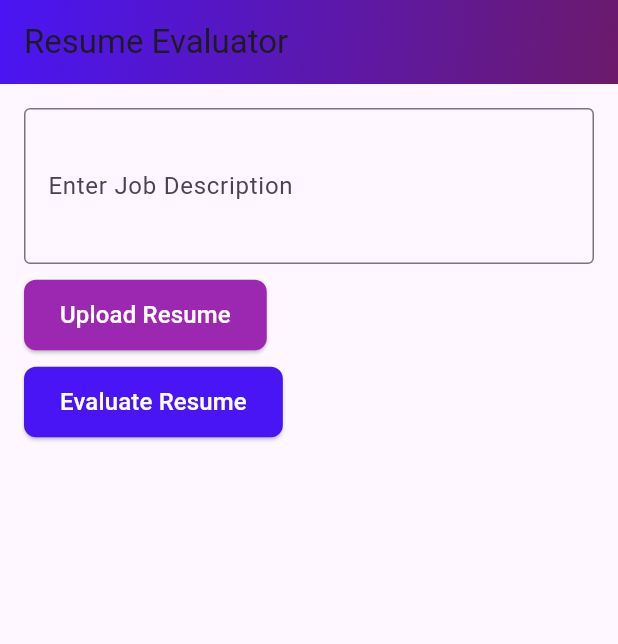
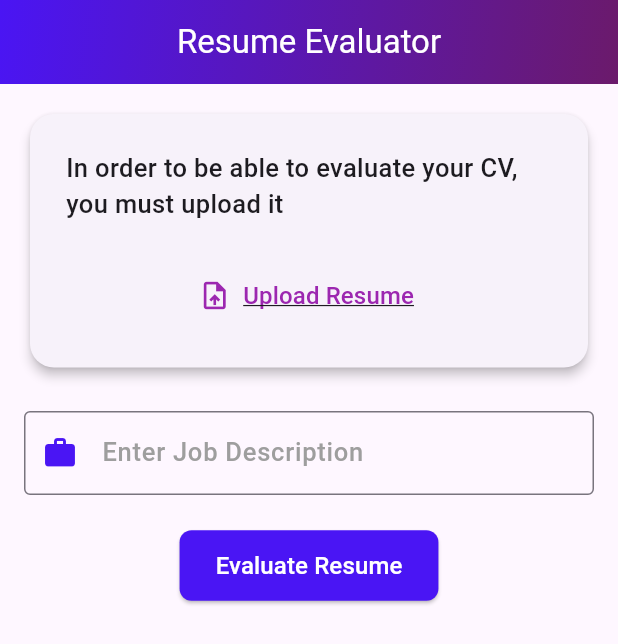
Before and after one commit to Sedraalsabagh/salamhack, a Flutter app: the ResumeEvaluatorApp screen opened directly, after a tap on "Upload Resume", on a phone screen of 412 x 824 dp. Shown: the top 644 px of the screen. Run offline on Flutter 3.47's test engine with Material 3 defaults, Android fonts, the light colour scheme and no system bars; our stand-ins replace animate_do, bloc, dio, equatable, file_picker, flutter_bloc and 2 more.

Commit message:
edit evaluate

```diff
--- /dev/null
+++ b/lib/business_logic/cubit/evaluations_state.dart
@@ -0,0 +1,27 @@
+import 'package:equatable/equatable.dart';
+import 'package:devloper_app/data/models/evaluation.dart';
+
+abstract class ResumeState extends Equatable {
+  @override
+  List<Object> get props => [];
+}
+
+class ResumeInitial extends ResumeState {}
+
+class ResumeLoading extends ResumeState {}
+
+class ResumeLoaded extends ResumeState {
+  final ResumeEvaluationResult result;
+  ResumeLoaded(this.result);
+
+  @override
+  List<Object> get props => [result];
+}
+
+class ResumeError extends ResumeState {
+  final String message;
+  ResumeError(this.message);
+
+  @override
+  List<Object> get props => [message];
+}
--- /dev/null
+++ b/lib/data/models/evaluation.dart
@@ -0,0 +1,19 @@
+class ResumeEvaluationResult {
+  final double matchPercentage;
+  final List<String> missingKeywords;
+  final String improvementTips;
+
+  ResumeEvaluationResult({
+    required this.matchPercentage,
+    required this.missingKeywords,
+    required this.improvementTips,
+  });
+
+  factory ResumeEvaluationResult.fromJson(Map<String, dynamic> json) {
+    return ResumeEvaluationResult(
+      matchPercentage: json['match_percentage'],
+      missingKeywords: List<String>.from(json['missing_keywords']),
+      improvementTips: json['improvement_tips'],
+    );
+  }
+}
--- a/lib/presentaion/screen/ResumeEvaluator.dart
+++ b/lib/presentaion/screen/ResumeEvaluator.dart
@@ -1,6 +1,12 @@
+import 'dart:typed_data';
+import 'package:flutter/foundation.dart' show kIsWeb;
+import 'package:file_picker/file_picker.dart';
 import 'package:flutter/material.dart';
-import 'package:file_picker/file_picker.dart';
-import 'dart:convert';
+import 'package:flutter_bloc/flutter_bloc.dart';
+
+import 'package:devloper_app/business_logic/cubit/evaluations_cubit.dart';
+import 'package:devloper_app/business_logic/cubit/evaluations_state.dart';
+import 'package:devloper_app/data/models/evaluation.dart';
 
 class ResumeEvaluatorApp extends StatefulWidget {
   const ResumeEvaluatorApp({super.key});
@@ -10,51 +16,60 @@ class ResumeEvaluatorApp extends StatefulWidget {
 }
 
 class _ResumeEvaluatorAppState extends State<ResumeEvaluatorApp> {
-  final TextEditingController _jobDescriptionController =
-      TextEditingController();
-  Map<String, dynamic>? evaluationResult;
+  final TextEditingController _jobDescriptionController = TextEditingController();
+
+  // متغيرات للتفريق بين الويب والمنصات الأخرى
   String? selectedFilePath;
-
-  void evaluateResume() {
-    String jobDescription = _jobDescriptionController.text;
-    if (jobDescription.isEmpty || selectedFilePath == null) return;
-
-    // Simulated API response
-    String jsonResponse =
-        '{"match_percentage": 0.1, "missing_keywords": ["Python", "Django", "Flask"], "improvement_tips": "The resume lacks mention of Python, which is explicitly required in the job description."}';
-
-    setState(() {
-      evaluationResult = json.decode(jsonResponse);
-    });
-  }
+  Uint8List? selectedFileBytes;
+  String? selectedFileName;
 
   Future<void> pickResumeFile() async {
     try {
       FilePickerResult? result = await FilePicker.platform.pickFiles(
         type: FileType.any,
-        allowMultiple: false, // يسمح باختيار ملف واحد فقط
+        allowMultiple: false,
       );
 
       if (result != null) {
-        setState(() {
-          selectedFilePath = result.files.single.path!;
-        });
-        print("تم اختيار الملف: $selectedFilePath");
+        if (kIsWeb) {
+          // في الويب لا يوجد مسار فعلي للملف، لذلك نستخدم البايتات
+          selectedFileBytes = result.files.single.bytes;
+          selectedFileName = result.files.single.name;
+          setState(() {});
+          debugPrint('File (web) chosen: $selectedFileName');
         } else {
-        print("لم يتم اختيار أي ملف.");
+          // في المنصات الأخرى يمكننا الحصول على المسار
+          selectedFilePath = result.files.single.path;
+          setState(() {});
+          debugPrint('File (mobile/desktop) chosen: $selectedFilePath');
+        }
+      } else {
+        debugPrint('لم يتم اختيار أي ملف.');
       }
     } catch (e) {
-      print("خطأ أثناء اختيار الملف: $e");
+      debugPrint('خطأ أثناء اختيار الملف: $e');
     }
+  }
+
+  void evaluateResume() {
+    final jobDescription = _jobDescriptionController.text;
+    if (jobDescription.isEmpty) return;
+
+
+    context.read<ResumeCubit>().evaluateResume(
+      jobDescription: jobDescription,
+      filePath: selectedFilePath,
+      fileBytes: selectedFileBytes,
+      fileName: selectedFileName,
+    );
   }
 
   @override
   Widget build(BuildContext context) {
-    return Directionality(
-      textDirection: TextDirection.ltr,
-      child: Scaffold(
+    return Scaffold(
       appBar: AppBar(
-          title: const Text('Resume Evaluator'),
+
+          centerTitle: true, title: const Text('Resume Evaluator',style: TextStyle(color: Colors.white),),
           flexibleSpace: Container(
             decoration: const BoxDecoration(
               gradient: LinearGradient(
@@ -68,85 +83,98 @@ class _ResumeEvaluatorAppState extends State<ResumeEvaluatorApp> {
       body: Padding(
         padding: const EdgeInsets.all(16.0),
         child: Column(
-            crossAxisAlignment: CrossAxisAlignment.start,
           children: [
+            Card(
+              elevation: 3,
+              shape: RoundedRectangleBorder(
+                  borderRadius: BorderRadius.circular(16)),
+              child: Container(
+                padding: const EdgeInsets.all(24),
+                width: double.infinity,
+                child: Column(children: [
+                  const Text("In order to be able to evaluate your CV, you must upload it", style: TextStyle(
+                    fontSize: 17,fontWeight: FontWeight.w500
+                  ),), const SizedBox(height: 25),
+
+            TextButton.icon(onPressed:pickResumeFile,label:const Text('Upload Resume', style: TextStyle(fontWeight: FontWeight.w500,color: Colors.purple, fontSize: 16,decoration:TextDecoration.underline),),icon: Icon(Icons.upload_file,size: 22,color:Colors.purple,),
+
+              )],),
+              ),
+              ),
+              if (kIsWeb && selectedFileName != null)
+              Text('Selected File (Web): $selectedFileName'),
+            if (!kIsWeb && selectedFilePath != null)
+              Text('Selected File (Mobile/Desktop): $selectedFilePath'),
+
+              const SizedBox(height: 25),
             TextField(
               controller: _jobDescriptionController,
               decoration: const InputDecoration(
                 labelText: 'Enter Job Description',
+                labelStyle: TextStyle(fontSize: 17,fontWeight: FontWeight.w500,color: Colors.grey),
+                prefixIcon: Icon(Icons.work_rounded,color: Color(0xFF4A15F4),),
+
                 border: OutlineInputBorder(),
               ),
-                maxLines: 3,
+
             ),
             const SizedBox(height: 10),
-              ElevatedButton(
-                onPressed: pickResumeFile,
-                style: ElevatedButton.styleFrom(
-                  padding:
-                      const EdgeInsets.symmetric(vertical: 12, horizontal: 24),
-                  shape: RoundedRectangleBorder(
-                      borderRadius: BorderRadius.circular(8)),
-                  backgroundColor: Colors.purple,
-                ),
-                child: const Text('Upload Resume',
-                    style: TextStyle(color: Colors.white, fontSize: 16)),
-              ),
-              if (selectedFilePath != null)
-                Padding(
-                  padding: const EdgeInsets.symmetric(vertical: 8.0),
-                  child: Text(
-                    'Selected File: ${selectedFilePath!.split('/').last}',
-                    style: const TextStyle(
-                        fontSize: 14, fontWeight: FontWeight.bold),
-                  ),
-                ),
-              const SizedBox(height: 10),
+
+
+            const SizedBox(height: 13),
             ElevatedButton(
               onPressed: evaluateResume,
               style: ElevatedButton.styleFrom(
-                  padding:
-                      const EdgeInsets.symmetric(vertical: 12, horizontal: 24),
-                  shape: RoundedRectangleBorder(
-                      borderRadius: BorderRadius.circular(8)),
-                  backgroundColor: const Color(0xFF4A15F4),
+                  padding: const EdgeInsets.symmetric(vertical: 12, horizontal: 24),
+                  shape: RoundedRectangleBorder(borderRadius: BorderRadius.circular(8)),
+                  backgroundColor:Color(0xFF4A15F4),
                 ),
-                child: const Text('Evaluate Resume',
-                    style: TextStyle(color: Colors.white, fontSize: 16)),
+                child: const Text('Evaluate Resume', style: TextStyle(color: Colors.white, fontSize: 16)),
               ),
+
             const SizedBox(height: 20),
-              evaluationResult != null
-                  ? Expanded(child: _buildResult())
-                  : Container(),
+            Expanded(
+              child: BlocBuilder<ResumeCubit, ResumeState>(
+                builder: (context, state) {
+                  if (state is ResumeLoading) {
+                    return const Center(child: CircularProgressIndicator());
+                  } else if (state is ResumeLoaded) {
+                    return _buildResult(state.result);
+                  } else if (state is ResumeError) {
+                    return Center(
+                      child: Text(
+                        state.message,
+                        style: const TextStyle(color: Colors.red),
+                      ),
+                    );
+                  }
+                  return Container();
+                },
+              ),
+            ),
           ],
-          ),
         ),
       ),
     );
   }
 
-  Widget _buildResult() {
+  Widget _buildResult(ResumeEvaluationResult result) {
     return SingleChildScrollView(
       child: Column(
         crossAxisAlignment: CrossAxisAlignment.start,
         children: [
-          Text(
-              'Match Percentage: ${evaluationResult!["match_percentage"] * 100}%',
-              style:
-                  const TextStyle(fontSize: 18, fontWeight: FontWeight.bold)),
+          Text('Match Percentage: ${result.matchPercentage * 100}%'),
           const SizedBox(height: 10),
-          const Text('Missing Keywords:',
-              style: TextStyle(fontSize: 16, fontWeight: FontWeight.bold)),
+          const Text('Missing Keywords:'),
           Wrap(
-            children:
-                evaluationResult!["missing_keywords"].map<Widget>((keyword) {
-              return Chip(label: Text(keyword));
-            }).toList(),
+            spacing: 6.0,
+            children: result.missingKeywords
+                .map((keyword) => Chip(label: Text(keyword)))
+                .toList(),
           ),
           const SizedBox(height: 10),
-          const Text('Improvement Tips:',
-              style: TextStyle(fontSize: 16, fontWeight: FontWeight.bold)),
-          Text(evaluationResult!["improvement_tips"],
-              style: const TextStyle(fontSize: 14)),
+          const Text('Improvement Tips:'),
+          Text(result.improvementTips),
         ],
       ),
     );
```
Also changed, not shown: lib/business_logic/cubit/evaluations_cubit.dart (added, +29 -0 lines), lib/data/repository/evaluation.dart (added, +22 -0 lines), lib/data/webService/evaluationWebServices.dart (added, +70 -0 lines), lib/main.dart (+8 -0 lines). Lines whose indentation alone changed are shown as unchanged.
